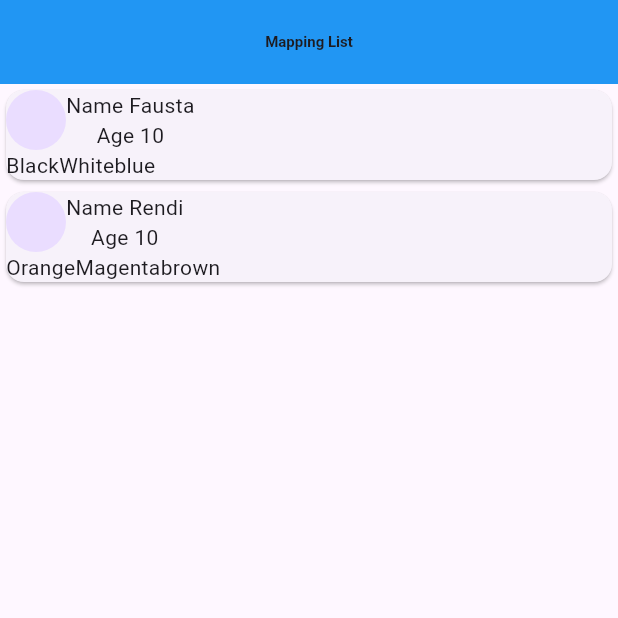
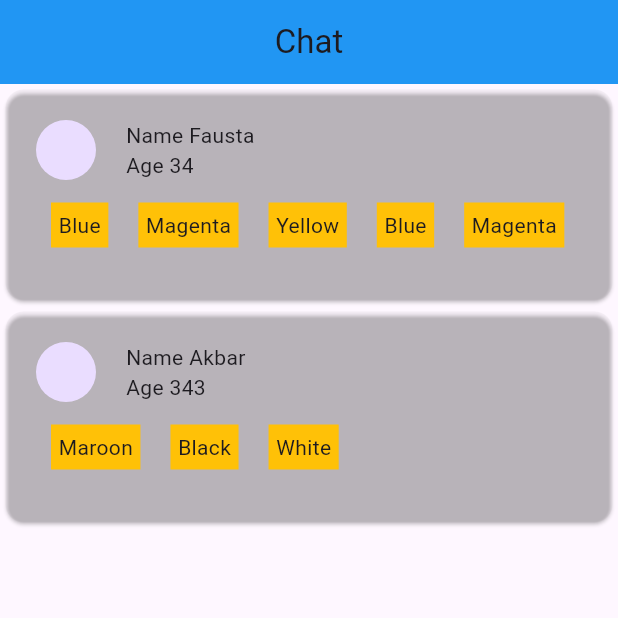
Before and after one commit to FaustaAkbar/learnFLutter1, a Flutter app: the screen it shows after launch, on a phone screen of 412 x 824 dp, the top half of it. Run offline on Flutter 3.47's test engine with Material 3 defaults, Android fonts, the light colour scheme and no system bars.

Commit message:
finalMappingList

```diff
--- a/lib/main.dart
+++ b/lib/main.dart
@@ -1,5 +1,4 @@
 import 'package:flutter/material.dart';
-import 'package:flutter/widgets.dart';
 
 void main() {
   runApp(MyApp());
@@ -8,14 +7,24 @@
 class MyApp extends StatelessWidget {
   final List<Map<String, dynamic>> myList = [
     {
-      "Name": "Fausta",
-      "Age": 10,
-      "Color": ["Black", "White", "blue"]
+      "Nama": "Fausta",
+      "Age": 34,
+      "Color": [
+        "Blue",
+        "Magenta",
+        "Yellow",
+        "Blue",
+        "Magenta",
+        "Yellow",
+        "Blue",
+        "Magenta",
+        "Yellow"
+      ]
     },
     {
-      "Name": "Rendi",
-      "Age": 10,
-      "Color": ["Orange", "Magenta", "brown"]
+      "Nama": "Akbar",
+      "Age": 343,
+      "Color": ["Maroon", "Black", "White"]
     }
   ];
   @override
@@ -25,42 +34,56 @@
       debugShowCheckedModeBanner: false,
       home: Scaffold(
         appBar: AppBar(
-            title: Text(
-              "Mapping List",
-              style: TextStyle(fontSize: 10, fontWeight: FontWeight.bold),
-            ),
+          title: Text("Chat"),
+          backgroundColor: Colors.blue,
           centerTitle: true,
-            backgroundColor: Colors.blue,
         ),
         body: ListView(
           children: myList.map((data) {
-            List listColor = data['Color'];
+            List mycolor = data['Color'];
             return Card(
+              // margin: EdgeInsets.all(20),
+              color: Colors.black.withOpacity(0),
+              child: Container(
+                padding: EdgeInsets.all(20),
                 child: Column(
+                  crossAxisAlignment: CrossAxisAlignment.start,
                   children: [
-                  //row
                     Row(
                       children: [
                         CircleAvatar(),
+                        SizedBox(
+                          width: 20,
+                        ),
                         Column(
+                          crossAxisAlignment: CrossAxisAlignment.start,
                           children: [
-                          Text("Name ${data['Name']}"),
+                            Text("Name ${data['Nama']}"),
                             Text("Age ${data['Age']}")
                           ],
                         )
                       ],
                     ),
-                  //color
-                  Row(
-                      children: listColor.map((color) {
+                    SingleChildScrollView(
+                      scrollDirection: Axis.horizontal,
+                      child: Row(
+                          children: mycolor.map((color) {
                         return Container(
                           child: Text(color),
+                          color: Colors.amber,
+                          padding: EdgeInsets.all(5),
+                          margin: EdgeInsets.symmetric(
+                              vertical: 15, horizontal: 10),
                         );
-                  }).toList())
+                      }).toList()),
+                    )
                   ],
                 ),
+              ),
             );
-          }).toList())),
+          }).toList(),
+        ),
+      ),
     );
   }
 }
```
Lines whose indentation alone changed are shown as unchanged.
